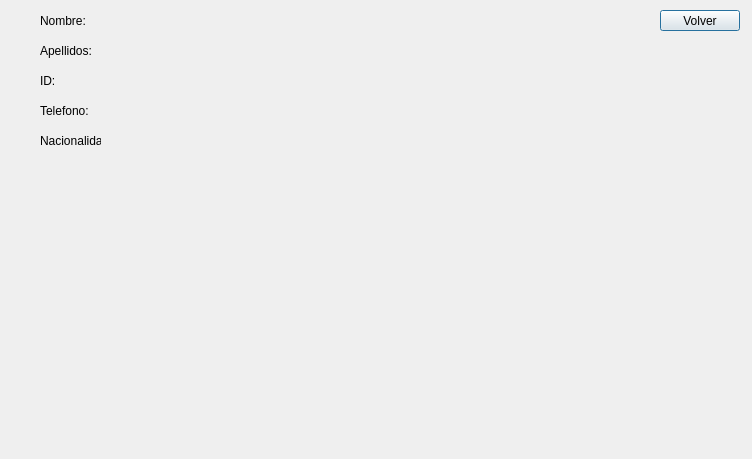
Qt form vagregapasajero.ui (AndyMadgar/Progra1-Datos) before a commit.
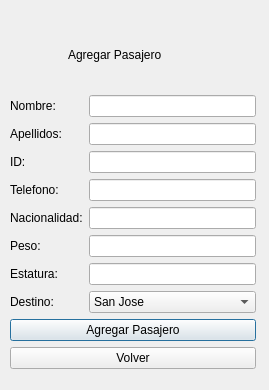
The same form after that commit.

The edit to the form file:
```diff
--- a/vagregapasajero.ui
+++ b/vagregapasajero.ui
@@ -6,90 +6,161 @@
    <rect>
     <x>0</x>
     <y>0</y>
-    <width>752</width>
-    <height>459</height>
+    <width>269</width>
+    <height>390</height>
    </rect>
   </property>
   <property name="windowTitle">
    <string>Dialog</string>
   </property>
-  <widget class="QPushButton" name="btnVolver">
+  <widget class="QWidget" name="layoutWidget">
    <property name="geometry">
     <rect>
-     <x>660</x>
-     <y>10</y>
-     <width>80</width>
-     <height>21</height>
+     <x>10</x>
+     <y>20</y>
+     <width>246</width>
+     <height>349</height>
     </rect>
    </property>
-   <property name="text">
-    <string>Volver</string>
-   </property>
-  </widget>
-  <widget class="QLabel" name="label">
-   <property name="geometry">
-    <rect>
-     <x>40</x>
-     <y>10</y>
-     <width>61</width>
-     <height>21</height>
-    </rect>
-   </property>
-   <property name="text">
-    <string>Nombre:</string>
-   </property>
-  </widget>
-  <widget class="QLabel" name="label_2">
-   <property name="geometry">
-    <rect>
-     <x>40</x>
-     <y>40</y>
-     <width>61</width>
-     <height>21</height>
-    </rect>
-   </property>
-   <property name="text">
-    <string>Apellidos:</string>
-   </property>
-  </widget>
-  <widget class="QLabel" name="label_3">
-   <property name="geometry">
-    <rect>
-     <x>40</x>
-     <y>70</y>
-     <width>61</width>
-     <height>21</height>
-    </rect>
-   </property>
-   <property name="text">
-    <string>ID:</string>
-   </property>
-  </widget>
-  <widget class="QLabel" name="label_4">
-   <property name="geometry">
-    <rect>
-     <x>40</x>
-     <y>100</y>
-     <width>61</width>
-     <height>21</height>
-    </rect>
-   </property>
-   <property name="text">
-    <string>Telefono:</string>
-   </property>
-  </widget>
-  <widget class="QLabel" name="label_5">
-   <property name="geometry">
-    <rect>
-     <x>40</x>
-     <y>130</y>
-     <width>61</width>
-     <height>21</height>
-    </rect>
-   </property>
-   <property name="text">
-    <string>Nacionalidad:</string>
-   </property>
+   <layout class="QGridLayout" name="gridLayout">
+    <item row="0" column="1" colspan="2">
+     <widget class="QLabel" name="label">
+      <property name="text">
+       <string>Agregar Pasajero</string>
+      </property>
+     </widget>
+    </item>
+    <item row="1" column="0">
+     <widget class="QLabel" name="label_2">
+      <property name="text">
+       <string>Nombre:</string>
+      </property>
+     </widget>
+    </item>
+    <item row="1" column="2">
+     <widget class="QLineEdit" name="txfNombre"/>
+    </item>
+    <item row="2" column="0">
+     <widget class="QLabel" name="label_3">
+      <property name="text">
+       <string>Apellidos:</string>
+      </property>
+     </widget>
+    </item>
+    <item row="2" column="2">
+     <widget class="QLineEdit" name="txfApellidos"/>
+    </item>
+    <item row="3" column="0">
+     <widget class="QLabel" name="label_4">
+      <property name="text">
+       <string>ID:</string>
+      </property>
+     </widget>
+    </item>
+    <item row="3" column="2">
+     <widget class="QLineEdit" name="txfID"/>
+    </item>
+    <item row="4" column="0">
+     <widget class="QLabel" name="label_5">
+      <property name="text">
+       <string>Telefono:</string>
+      </property>
+     </widget>
+    </item>
+    <item row="4" column="2">
+     <widget class="QLineEdit" name="txfTelefono"/>
+    </item>
+    <item row="5" column="0" colspan="2">
+     <widget class="QLabel" name="label_6">
+      <property name="text">
+       <string>Nacionalidad:</string>
+      </property>
+     </widget>
+    </item>
+    <item row="5" column="2">
+     <widget class="QLineEdit" name="txfNacio"/>
+    </item>
+    <item row="6" column="0">
+     <widget class="QLabel" name="label_7">
+      <property name="text">
+       <string>Peso:</string>
+      </property>
+     </widget>
+    </item>
+    <item row="6" column="2">
+     <widget class="QLineEdit" name="txfPeso"/>
+    </item>
+    <item row="7" column="0">
+     <widget class="QLabel" name="label_8">
+      <property name="text">
+       <string>Estatura:</string>
+      </property>
+     </widget>
+    </item>
+    <item row="7" column="2">
+     <widget class="QLineEdit" name="txfEstatura"/>
+    </item>
+    <item row="8" column="0">
+     <widget class="QLabel" name="label_9">
+      <property name="text">
+       <string>Destino:</string>
+      </property>
+     </widget>
+    </item>
+    <item row="9" column="0" colspan="3">
+     <widget class="QPushButton" name="btnAgregar">
+      <property name="text">
+       <string>Agregar Pasajero</string>
+      </property>
+     </widget>
+    </item>
+    <item row="10" column="0" colspan="3">
+     <widget class="QPushButton" name="btnVolver">
+      <property name="text">
+       <string>Volver</string>
+      </property>
+     </widget>
+    </item>
+    <item row="8" column="2">
+     <widget class="QComboBox" name="cbxDestino">
+      <item>
+       <property name="text">
+        <string>San Jose</string>
+       </property>
+      </item>
+      <item>
+       <property name="text">
+        <string>Alajuela</string>
+       </property>
+      </item>
+      <item>
+       <property name="text">
+        <string>Cartago</string>
+       </property>
+      </item>
+      <item>
+       <property name="text">
+        <string>Heredia</string>
+       </property>
+      </item>
+      <item>
+       <property name="text">
+        <string>Guanacaste</string>
+       </property>
+      </item>
+      <item>
+       <property name="text">
+        <string>Puntarenas</string>
+       </property>
+      </item>
+      <item>
+       <property name="text">
+        <string>Limon</string>
+       </property>
+      </item>
+     </widget>
+    </item>
+   </layout>
   </widget>
  </widget>
  <resources/>
```
Left out of the diff: 4 changed lines with no effect on the pictures.
